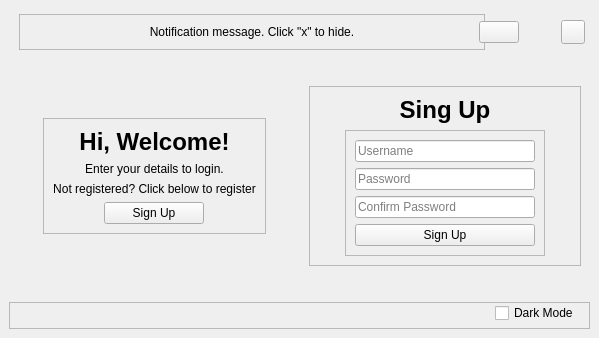
Old version of the form ui/login_interface.ui in the repository MichalTurowski/lolify-desktop.
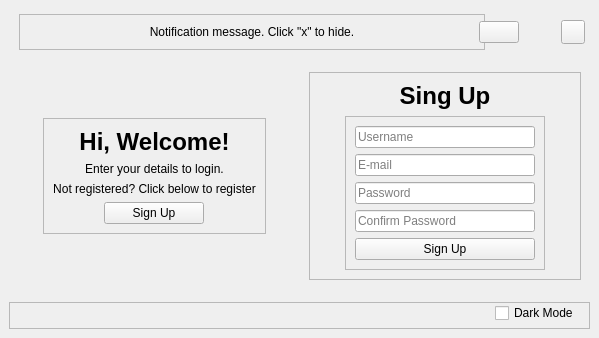
New version of the form. The open tabs and pages were chosen to show the change. Icons and pictures are not drawn. Custom widgets are drawn as their Qt base class.

The edit to the form file:
```diff
--- a/ui/login_interface.ui
+++ b/ui/login_interface.ui
@@ -425,10 +425,17 @@
                  <enum>QFrame::Raised</enum>
                 </property>
                 <layout class="QVBoxLayout" name="verticalLayout_10">
+                 <item>
+                  <widget class="QLineEdit" name="lineEdit_6">
+                   <property name="placeholderText">
+                    <string>Username</string>
+                   </property>
+                  </widget>
+                 </item>
                  <item>
                   <widget class="QLineEdit" name="lineEdit_3">
                    <property name="placeholderText">
-                    <string>Username</string>
+                    <string>E-mail</string>
                    </property>
                   </widget>
                  </item>
```
Left out of the diff: 2 changed lines with no effect on the pictures.
